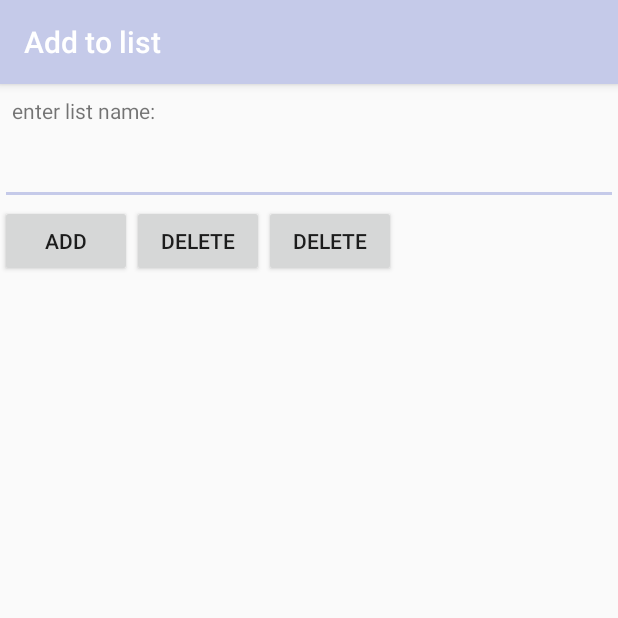
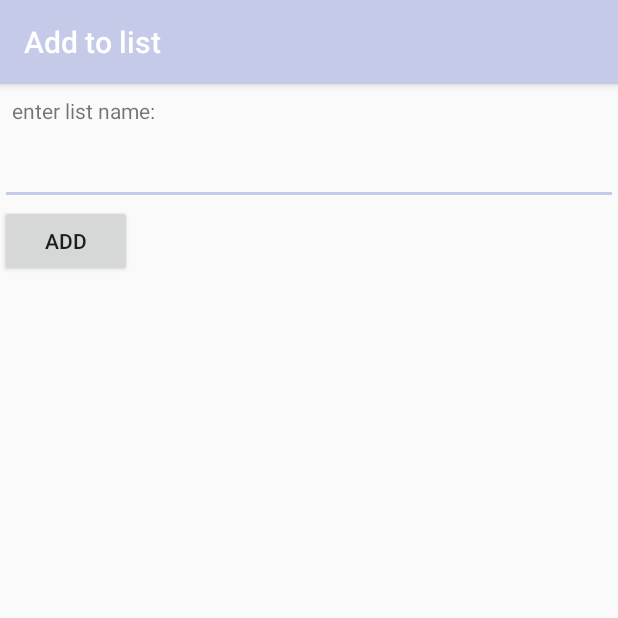
Before and after one commit to AxmetES/conrtol_19.04.18_room_db, an Android app: the AddToMainListActivity screen opened directly, with no data from a screen before it, after a tap on "ADD", on a phone screen of 412 x 824 dp, the top half of it. Run offline under Robolectric (Android 15) with nearby library versions, the phone set to English and light mode, and no system bars; our stand-ins replace Room's generated code; 2 statements that could not run were skipped.

Commit message:
почему то не работает ...апп.

```diff
--- a/app/build.gradle
+++ b/app/build.gradle
@@ -26,6 +26,7 @@ dependencies {
     implementation 'com.android.support.constraint:constraint-layout:1.1.0'
     implementation 'com.android.support:design:26.1.0'
     implementation 'com.android.support:recyclerview-v7:26.1.0'
-    implementation 'android.arch.persistence.room:runtime:1.0.0'
+    implementation "android.arch.persistence.room:runtime:1.0.0"
+    implementation 'com.android.support:support-v4:26.1.0'
     annotationProcessor "android.arch.persistence.room:compiler:1.0.0"
 }
--- a/app/src/main/java/com/appcontroll/appcontroll_lists_db/Activitys/AddToMainListActivity.java
+++ b/app/src/main/java/com/appcontroll/appcontroll_lists_db/Activitys/AddToMainListActivity.java
@@ -11,9 +11,12 @@ import com.appcontroll.appcontroll_lists_db.EntityItemListDB;
 import com.appcontroll.appcontroll_lists_db.Entitys.EntityItemList;
 import com.appcontroll.appcontroll_lists_db.R;
 
-public class AddToMainListActivity extends AppCompatActivity implements View.OnClickListener {
+public class AddToMainListActivity extends AppCompatActivity{
     Button addBtn, deleteBtn, findBtn;
     EditText etListName;
+    EntityItemListDB appDB = Room.databaseBuilder(getApplicationContext(),EntityItemListDB.class,"mainlistdatabase")
+            .allowMainThreadQueries()
+            .build();
 
 
     @Override
@@ -22,41 +25,28 @@ public class AddToMainListActivity extends AppCompatActivity implements View.OnC
         setContentView(R.layout.activity_add_to_main_list);
         setTitle("Add to list");
 
+        etListName = (EditText)findViewById(R.id.add_edit_tolist);
         addBtn = (Button)findViewById(R.id.add_tolist_btn);
-        addBtn.setOnClickListener(this);
-        findBtn = (Button)findViewById(R.id.find_tolist_btn);
-        findBtn.setOnClickListener(this);
-        deleteBtn = (Button)findViewById(R.id.delete_tolist_btn);
-        deleteBtn.setOnClickListener(this);
+        addBtn.setOnClickListener(new View.OnClickListener() {
+            @Override
+            public void onClick(View view) {
 
-        etListName = (EditText)findViewById(R.id.add_edit_tolist);
+                String listName = etListName.getText().toString();
+
+                EntityItemList entityItemList = new EntityItemList();
+                entityItemList.setListName(listName);
+
+                appDB.getEntityDao().insertAll(entityItemList);
+                entityItemList.setListName("");
+            }
+        });
+
+
 
 
 
 
     }
 
-    @Override
-    public void onClick(View v) {
-        EntityItemListDB appDB = Room.databaseBuilder(getApplicationContext(),EntityItemListDB.class,"mainlistdatabase")
-                .allowMainThreadQueries()
-                .build();
 
-        String listName  = etListName.getText().toString();
-
-        switch (v.getId()){
-            case R.id.add_tolist_btn:
-                appDB.getEntityDao().insertAll();
-
-                break;
-            case R.id.delete_tolist_btn:
-                //todo
-                break;
-            case R.id.find_tolist_btn:
-                //todo
-                break;
-
-        }
-
-    }
 }
--- a/app/src/main/java/com/appcontroll/appcontroll_lists_db/DAO/EntityItemListDAO.java
+++ b/app/src/main/java/com/appcontroll/appcontroll_lists_db/DAO/EntityItemListDAO.java
@@ -18,18 +18,18 @@ import java.util.List;
 @Dao
 public interface EntityItemListDAO {
 
-    @Insert(onConflict = Ignore)
+    @Insert
     void insertAll(EntityItemList entityItemList);
 
     @Delete
     void delete(EntityItemList entityItemList);
 
-    @Query("SELECT * FROM entityitemlist")
+    @Query("SELECT * FROM listnametb")
     List<EntityItemList> getAllEntity();
 
-    @Query("SELECT * FROM entityitemlist WHERE listName LIKE :listName")
+    @Query("SELECT * FROM listnametb WHERE list_name LIKE :listName")
     List<EntityItemList> getListName(String listName);
 
-    @Query("SELECT * FROM todolist WHERE ownerId IS :listName")
-    List<TodoList> getToDoListForOwner(String ownerId);
+    @Query("SELECT * FROM todolisttb WHERE ownerId IS :ownerId")
+    List<TodoList> getToDoListForOwnerId(String ownerId);           //ERROR??
 }
--- a/app/src/main/java/com/appcontroll/appcontroll_lists_db/Entitys/EntityItemList.java
+++ b/app/src/main/java/com/appcontroll/appcontroll_lists_db/Entitys/EntityItemList.java
@@ -10,7 +10,7 @@ import java.util.ArrayList;
  * Created by АхметжановЕ on 19.04.2018.
  */
 
-@Entity
+@Entity(tableName = "listnametb")
 public class EntityItemList {
 
     @PrimaryKey(autoGenerate = true)
--- a/app/src/main/java/com/appcontroll/appcontroll_lists_db/Entitys/TodoList.java
+++ b/app/src/main/java/com/appcontroll/appcontroll_lists_db/Entitys/TodoList.java
@@ -9,7 +9,8 @@ import android.arch.persistence.room.PrimaryKey;
  * Created by АхметжановЕ on 19.04.2018.
  */
 
-@Entity(foreignKeys = @ForeignKey(
+@Entity(tableName = "todolisttb",
+        foreignKeys = @ForeignKey(
         entity = EntityItemList.class,
         parentColumns = "id",
         childColumns = "ownerId"
--- a/app/src/main/res/layout/activity_add_to_main_list.xml
+++ b/app/src/main/res/layout/activity_add_to_main_list.xml
@@ -20,7 +20,7 @@
         android:layout_width="match_parent"
         android:layout_height="wrap_content"
         android:layout_marginTop="8dp"
-      app:layout_constraintTop_toBottomOf="@+id/add_text_title_tolist" />
+        app:layout_constraintTop_toBottomOf="@+id/add_text_title_tolist" />
 
     <Button
         android:id="@+id/add_tolist_btn"
@@ -29,22 +29,5 @@
         app:layout_constraintTop_toBottomOf="@+id/add_edit_tolist"
         android:text="add"/>
 
-    <Button
-        android:id="@+id/find_tolist_btn"
-        android:layout_width="wrap_content"
-        android:layout_height="wrap_content"
-        app:layout_constraintStart_toEndOf="@id/add_tolist_btn"
-        app:layout_constraintTop_toBottomOf="@+id/add_edit_tolist"
-        android:text="delete"/>
-
-    <Button
-        android:id="@+id/delete_tolist_btn"
-        android:layout_width="wrap_content"
-        android:layout_height="wrap_content"
-        app:layout_constraintStart_toEndOf="@id/find_tolist_btn"
-        app:layout_constraintTop_toBottomOf="@+id/add_edit_tolist"
-        android:text="delete"/>
-
-
 
 </android.support.constraint.ConstraintLayout>
--- a/app/src/main/res/values/strings.xml
+++ b/app/src/main/res/values/strings.xml
@@ -1,4 +1,7 @@
 <resources>
     <string name="app_name">appControll_lists_db</string>
     <string name="action_settings">Settings</string>
+
+    <!-- TODO: Remove or change this placeholder text -->
+    <string name="hello_blank_fragment">Hello blank fragment</string>
 </resources>
```
Also changed, not shown: app/src/main/java/com/appcontroll/appcontroll_lists_db/Activitys/MainActivity.java (+6 -9 lines), app/src/main/res/layout/activity_main.xml (+7 -0 lines).
